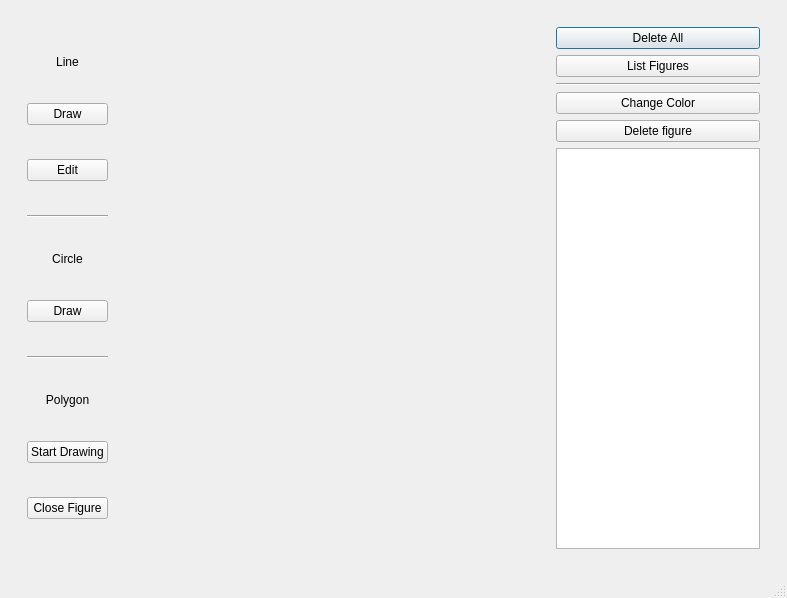
Above: mainwindow.ui from mhocio/Pixel-Drawing before the change. Below: the same form after it.
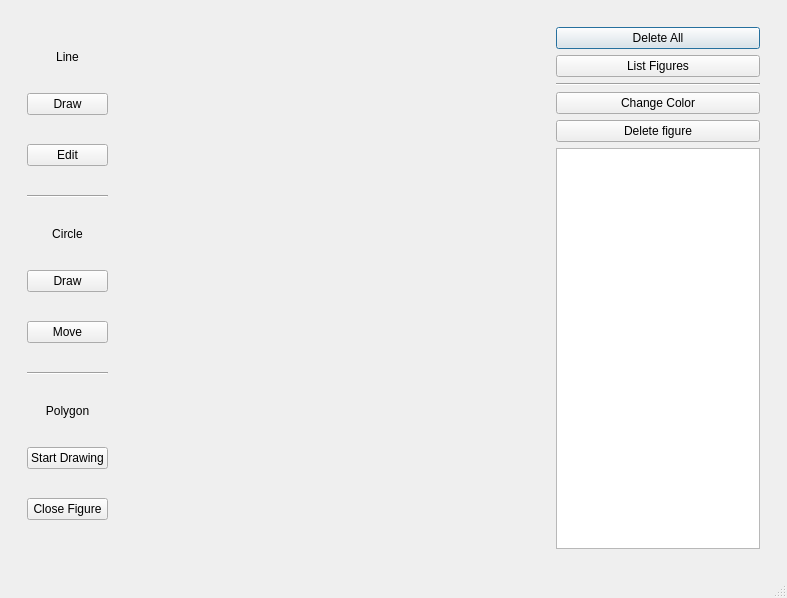
That is the form after the change.

Commit message: Add moving of circle and line

```diff
--- a/mainwindow.ui
+++ b/mainwindow.ui
@@ -96,6 +96,13 @@
             </property>
            </widget>
           </item>
+          <item>
+           <widget class="QPushButton" name="moveCircleButton">
+            <property name="text">
+             <string>Move</string>
+            </property>
+           </widget>
+          </item>
           <item>
            <widget class="Line" name="line_3">
             <property name="orientation">
```
The commit also changes 4 other files.
